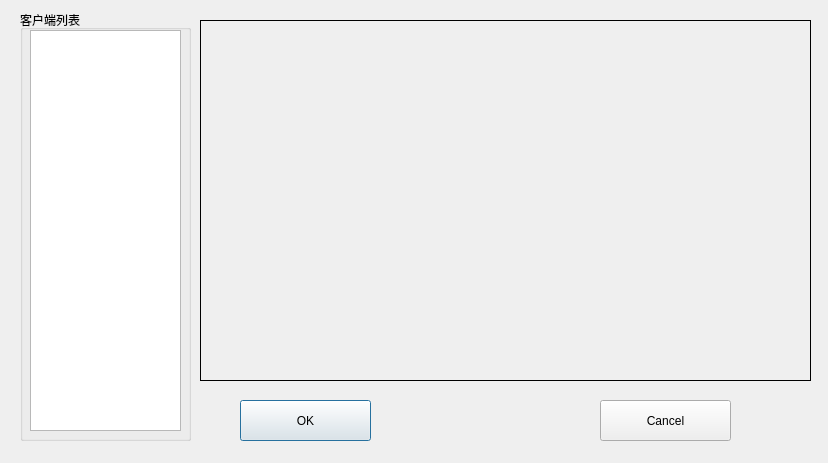
This is UI_form1.ui in zhi-better/Socket-python-unity as Qt 5 draws it before an edit. The edited form follows.
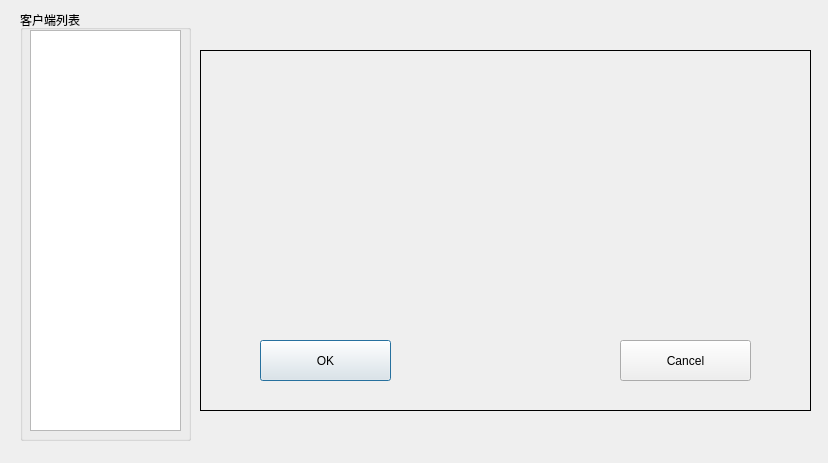
This is the edited form.

What changed in the file:
```diff
--- a/UI_form1.ui
+++ b/UI_form1.ui
@@ -17,7 +17,7 @@
    <property name="geometry">
     <rect>
      <x>200</x>
-     <y>20</y>
+     <y>50</y>
      <width>611</width>
      <height>361</height>
     </rect>
@@ -35,8 +35,8 @@
   <widget class="QPushButton" name="cmdOK">
    <property name="geometry">
     <rect>
-     <x>240</x>
-     <y>400</y>
+     <x>260</x>
+     <y>340</y>
      <width>131</width>
      <height>41</height>
     </rect>
@@ -48,8 +48,8 @@
   <widget class="QPushButton" name="cmdCancel">
    <property name="geometry">
     <rect>
-     <x>600</x>
-     <y>400</y>
+     <x>620</x>
+     <y>340</y>
      <width>131</width>
      <height>41</height>
     </rect>
```
